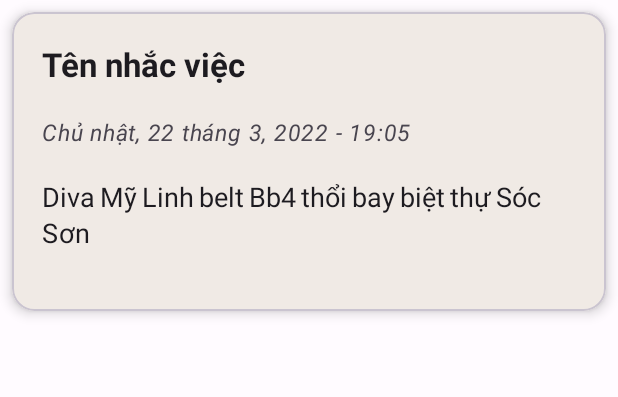
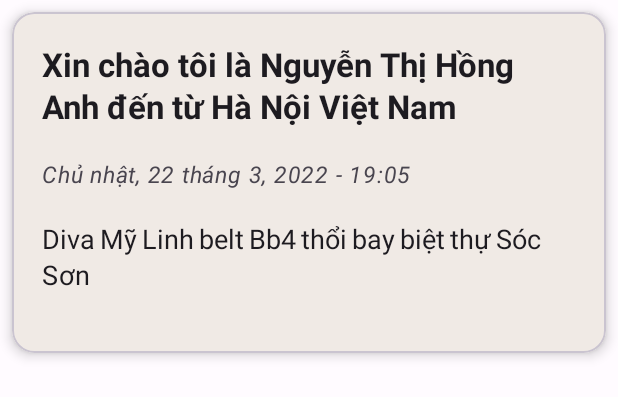
Before and after one commit to dominh2000/WeatherApp, an Android app: the layout item_to_do.xml on its own in the app's theme, with its tools: preview values and no code run, on a phone screen of 412 x 824 dp. Shown: the top 397 px of the screen. Run offline under Robolectric (Android 15) with nearby library versions, the phone set to English and light mode, and no system bars.

Commit message:
Chỉnh UI item To do

```diff
--- a/app/src/main/res/layout/item_to_do.xml
+++ b/app/src/main/res/layout/item_to_do.xml
@@ -16,14 +16,15 @@
 
             <com.google.android.material.textview.MaterialTextView
                 android:id="@+id/item_name"
-                android:layout_width="200dp"
+                android:layout_width="0dp"
                 android:layout_height="wrap_content"
                 android:padding="20dp"
                 android:textAppearance="?attr/textAppearanceTitleLarge"
                 android:textStyle="bold"
                 app:layout_constraintStart_toStartOf="parent"
                 app:layout_constraintTop_toTopOf="parent"
-                tools:text="Tên nhắc việc" />
+                app:layout_constraintEnd_toEndOf="parent"
+                tools:text="Xin chào tôi là Nguyễn Thị Hồng Anh đến từ Hà Nội Việt Nam" />
 
             <com.google.android.material.textview.MaterialTextView
                 android:id="@+id/item_deadline"
@@ -65,7 +66,8 @@
                 <com.google.android.material.chip.ChipGroup
                     android:id="@+id/chip_group"
                     android:layout_width="wrap_content"
-                    android:layout_height="wrap_content">
+                    android:layout_height="wrap_content"
+                    app:singleLine="true">
                 </com.google.android.material.chip.ChipGroup>
 
             </HorizontalScrollView>
```
Also changed, not shown: app/src/main/java/com/example/weatherkotlin/adapters/ToDoListAdapter.kt (+4 -5 lines).
